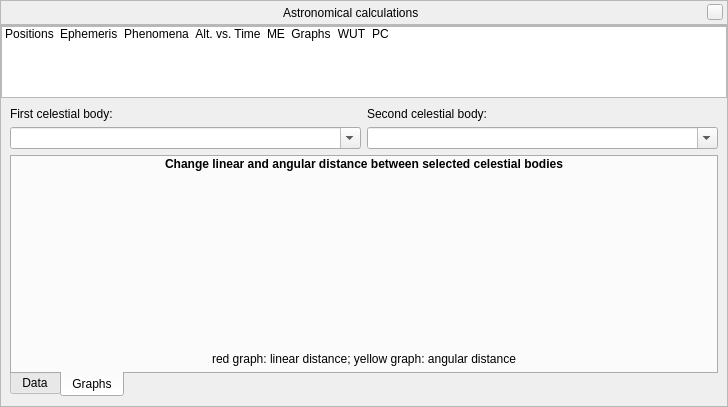
Qt form src/gui/astroCalcDialog.ui (519984307/stellarium_src) before a commit.
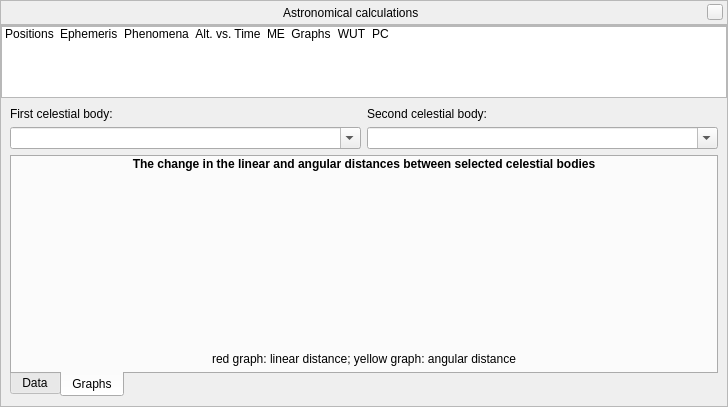
The same form after that commit. The open tabs and pages were chosen to show the change. Icons and pictures are not drawn. Custom widgets are drawn as their Qt base class.

What changed in the file:
```diff
--- a/src/gui/astroCalcDialog.ui
+++ b/src/gui/astroCalcDialog.ui
@@ -1416,7 +1416,7 @@
                  </font>
                 </property>
                 <property name="text">
-                 <string>Change linear and angular distance between selected celestial bodies</string>
+                 <string>The change in the linear and angular distances between selected celestial bodies</string>
                 </property>
                 <property name="alignment">
                  <set>Qt::AlignCenter</set>
```
Left out of the diff: 2 changed lines with no effect on the pictures.
